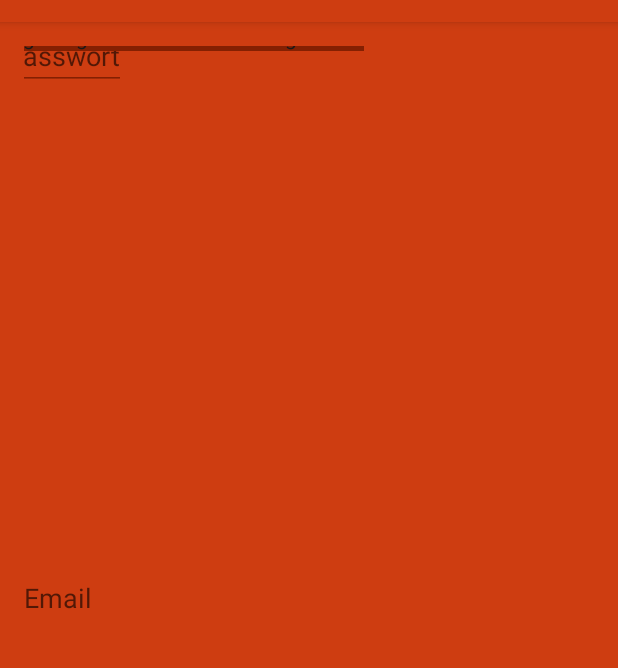
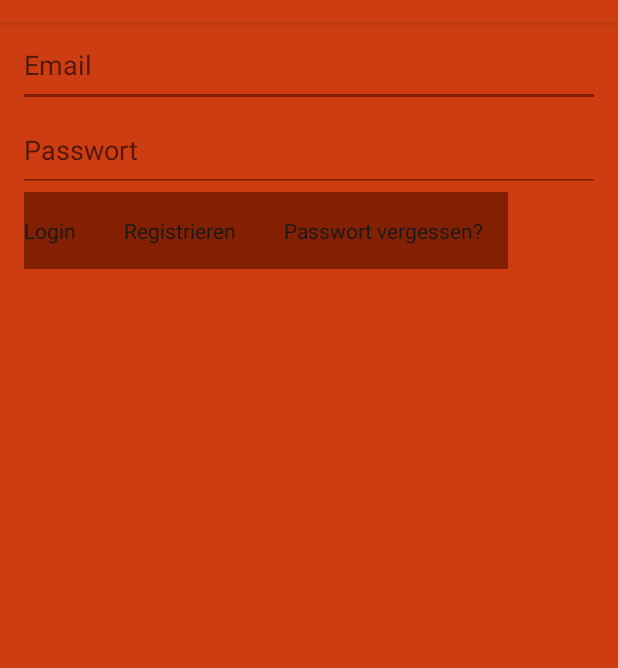
Before and after one commit to DominikS745/App-entwicklung, an Android app: the LoginActivity screen opened directly, with no data from a screen before it, on a phone screen of 412 x 824 dp, the part 62-730 px from its top. Run offline under Robolectric (Android 15) with nearby library versions, the phone set to English and light mode, and no system bars; libraries missing offline, so code that uses them is left out: com.loopj.android, cz.msebera.android.

Commit message:
Bugfix aus Merge

```diff
--- a/app/src/main/res/layout/navdrawer_login.xml
+++ b/app/src/main/res/layout/navdrawer_login.xml
@@ -17,10 +17,15 @@
         android:layout_width="match_parent"
         android:layout_height="match_parent">
 
+        <LinearLayout
+            android:layout_width="match_parent"
+            android:layout_height="match_parent"
+            android:orientation="vertical">
+
             <EditText
                 android:id="@+id/benutzername"
                 android:layout_width="match_parent"
-            android:layout_height="match_parent"
+                android:layout_height="wrap_content"
                 android:hint="@string/benutzername_hint"
                 android:inputType="textEmailAddress"
                 android:orientation="vertical"
@@ -31,10 +36,14 @@
 
             <EditText
                 android:id="@+id/passwort_login"
-            android:layout_width="wrap_content"
+                android:layout_width="match_parent"
                 android:layout_height="wrap_content"
                 android:hint="@string/passwort_hint"
-            android:inputType="textPassword" />
+                android:inputType="textPassword"
+                android:paddingBottom="@dimen/activity_vertical_margin"
+                android:paddingLeft="@dimen/activity_horizontal_margin"
+                android:paddingRight="@dimen/activity_horizontal_margin"
+                android:paddingTop="@dimen/activity_vertical_margin"/>
 
 
             <LinearLayout
@@ -46,21 +55,35 @@
                     android:layout_width="wrap_content"
                     android:layout_height="wrap_content"
                     android:onClick="logIn"
-                android:text="@string/login" />
+                    android:text="@string/login"
+                    android:paddingBottom="@dimen/activity_vertical_margin"
+                    android:paddingLeft="@dimen/activity_horizontal_margin"
+                    android:paddingRight="@dimen/activity_horizontal_margin"
+                    android:paddingTop="@dimen/activity_vertical_margin"/>
 
                 <Button
                     android:layout_width="wrap_content"
                     android:layout_height="wrap_content"
                     android:onClick="registrieren"
-                android:text="@string/registrieren" />
+                    android:text="@string/registrieren"
+                    android:paddingBottom="@dimen/activity_vertical_margin"
+                    android:paddingLeft="@dimen/activity_horizontal_margin"
+                    android:paddingRight="@dimen/activity_horizontal_margin"
+                    android:paddingTop="@dimen/activity_vertical_margin"/>
 
                 <Button
                     android:layout_width="wrap_content"
                     android:layout_height="wrap_content"
                     android:onClick="onClickPasswortVergessen"
-                android:text="@string/passwort_vergessen" />
+                    android:text="@string/passwort_vergessen"
+                    android:paddingBottom="@dimen/activity_vertical_margin"
+                    android:paddingLeft="@dimen/activity_horizontal_margin"
+                    android:paddingRight="@dimen/activity_horizontal_margin"
+                    android:paddingTop="@dimen/activity_vertical_margin"/>
 
             </LinearLayout>
+        </LinearLayout>
+
     </FrameLayout>
 
     <!-- The navigation drawer -->
--- a/app/src/main/res/layout/navdrawer_start.xml
+++ b/app/src/main/res/layout/navdrawer_start.xml
@@ -32,7 +32,7 @@
                 android:layout_height="32dp"
                 android:layout_marginTop="24dp"
                 android:gravity="center"
-                android:onClick=""
+                android:onClick="onClickLocation"
                 android:text="@string/button_start" />
 
             <TextView
```
Lines whose indentation alone changed are shown as unchanged.
